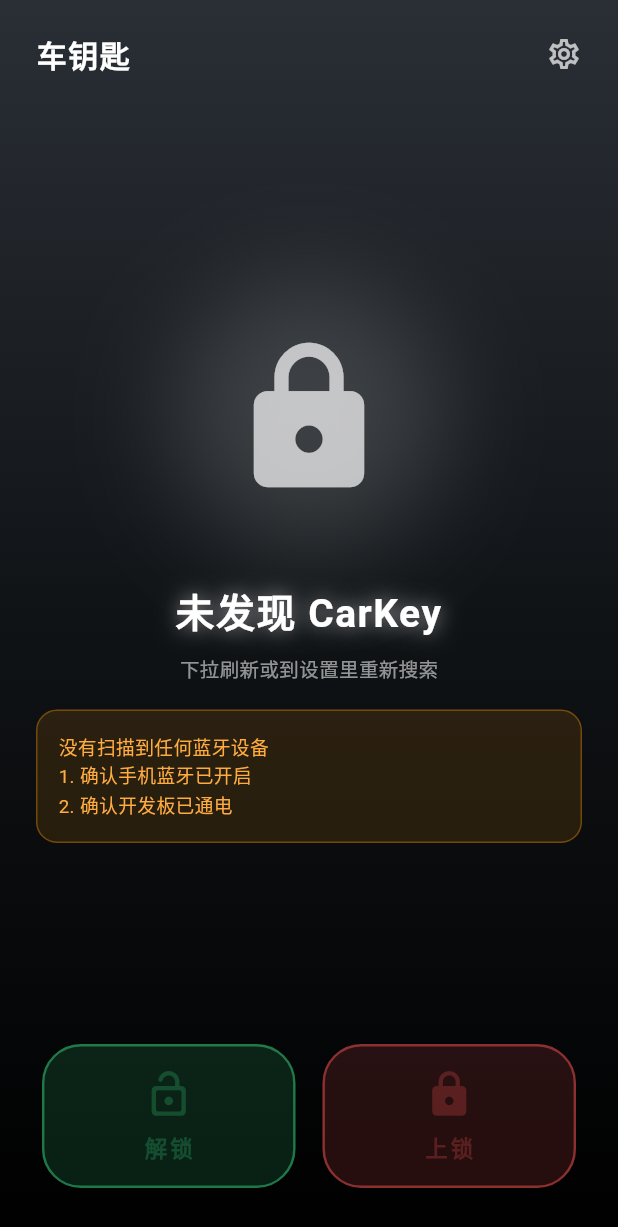
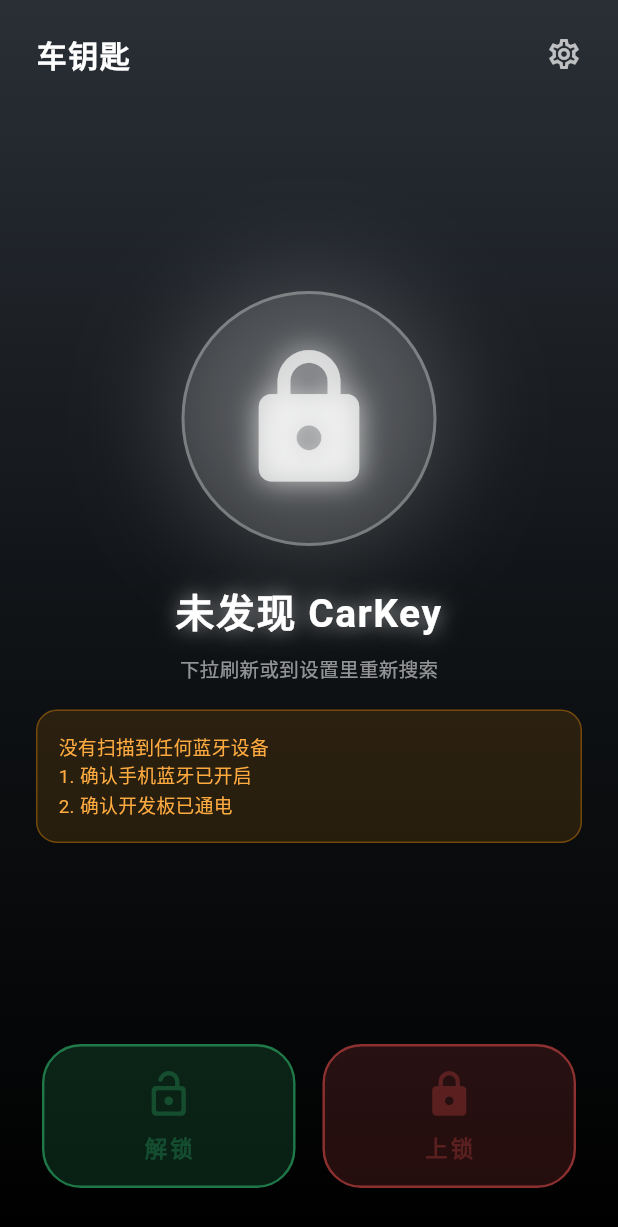
Before and after one commit to sumosir/carkeyapp, a Flutter app: the screen it shows after launch, on a phone screen of 412 x 824 dp. Shown: the top 1227 px of the screen. Run offline on Flutter 3.47's test engine with Material 3 defaults, Android fonts, the phone set to English and light mode, and no system bars; our stand-ins replace flutter_blue_plus, permission_handler, shared_preferences.

Commit message:
上锁/解锁状态与背景联动：上锁红色背景、锁图标旋转缩放切换

```diff
--- a/lib/main.dart
+++ b/lib/main.dart
@@ -77,6 +77,10 @@ class _CarKeyHomePageState extends State<CarKeyHomePage>
   bool _connecting = false;
   int _reconnectAttempts = 0;
   bool _sawTarget = false;
+
+  /// 车辆锁止状态（与蓝牙连接状态解耦）
+  /// 连接成功会自动解锁 → false；手动上锁或断开 → true
+  bool _locked = true;
 
   Timer? _reconnectTimer;
   StreamSubscription<List<ScanResult>>? _scanSubscription;
@@ -208,6 +212,7 @@ class _CarKeyHomePageState extends State<CarKeyHomePage>
         _hint = null;
         _found.clear();
         _sawTarget = false;
+        _locked = true;   // 未连接时车辆处于上锁状态
       });
     }
 
@@ -395,6 +400,7 @@ class _CarKeyHomePageState extends State<CarKeyHomePage>
     if (!mounted) return;
     setState(() {
       _state = ConnState.connected;
+      _locked = false;                    // 连上后固件会自动解锁
       _statusText = '车辆已解锁';
       _hint = _controlChar == null ? '未找到控制特征，手动按钮可能不可用' : null;
     });
@@ -407,6 +413,7 @@ class _CarKeyHomePageState extends State<CarKeyHomePage>
     if (!mounted) return;
     setState(() {
       _state = ConnState.disconnected;
+      _locked = true;                     // 断开后固件会延时上锁
       _statusText = '已断开，车辆上锁';
       _rssi = null;
     });
@@ -459,7 +466,8 @@ class _CarKeyHomePageState extends State<CarKeyHomePage>
       await _controlChar!.write([cmd], withoutResponse: true);
       if (mounted) {
         setState(() {
-          _statusText = cmd == _cmdUnlock ? '已手动解锁' : '已手动上锁';
+          _locked = cmd == _cmdLock;
+          _statusText = _locked ? '车辆已上锁' : '车辆已解锁';
         });
       }
     } catch (e) {
@@ -513,6 +521,7 @@ class _CarKeyHomePageState extends State<CarKeyHomePage>
     } catch (_) {}
     _device = null;
     _controlChar = null;
+    _locked = true;
     _reconnectAttempts = 0;
 
     await _restartScan();
@@ -592,33 +601,28 @@ class _CarKeyHomePageState extends State<CarKeyHomePage>
   // ==================== UI ====================
 
   /// 根据状态返回背景渐变色
+  /// 上锁 = 红色，解锁 = 绿色，搜索/连接 = 蓝色，待机 = 深灰
   List<Color> get _bgColors {
-    switch (_state) {
-      case ConnState.connected:
-        return const [Color(0xFF0E7C5A), Color(0xFF052B22), Color(0xFF000000)];
-      case ConnState.connecting:
-      case ConnState.scanning:
-        return const [Color(0xFF14406E), Color(0xFF071B2E), Color(0xFF000000)];
-      case ConnState.disconnected:
-        return const [Color(0xFF7A1F1F), Color(0xFF2A0A0A), Color(0xFF000000)];
-      default:
-        return const [Color(0xFF2A2F36), Color(0xFF101316), Color(0xFF000000)];
+    if (_state == ConnState.scanning || _state == ConnState.connecting) {
+      return const [Color(0xFF14406E), Color(0xFF071B2E), Color(0xFF000000)];
     }
+    if (_state == ConnState.connected || _state == ConnState.disconnected) {
+      return _locked
+          ? const [Color(0xFFC62828), Color(0xFF4A0B0B), Color(0xFF000000)]
+          : const [Color(0xFF0E7C5A), Color(0xFF052B22), Color(0xFF000000)];
+    }
+    return const [Color(0xFF2A2F36), Color(0xFF101316), Color(0xFF000000)];
   }
 
   /// 主色：解锁绿 / 上锁红 / 过程蓝
   Color get _accent {
-    switch (_state) {
-      case ConnState.connected:
-        return const Color(0xFF3DDC97);
-      case ConnState.scanning:
-      case ConnState.connecting:
-        return const Color(0xFF4EA8FF);
-      case ConnState.disconnected:
-        return const Color(0xFFFF6B6B);
-      default:
-        return Colors.white70;
+    if (_state == ConnState.scanning || _state == ConnState.connecting) {
+      return const Color(0xFF4EA8FF);
     }
+    if (_state == ConnState.connected || _state == ConnState.disconnected) {
+      return _locked ? const Color(0xFFFF5252) : const Color(0xFF3DDC97);
+    }
+    return Colors.white70;
   }
 
   bool get _isConnected => _state == ConnState.connected;
@@ -761,23 +765,32 @@ class _CarKeyHomePageState extends State<CarKeyHomePage>
 
   /// 车锁图标 + 呼吸光晕
   Widget _buildLockVisual() {
-    final busy = _state == ConnState.scanning || _state == ConnState.connecting;
+    final busy = _state == ConnState.scanning ||
+        _state == ConnState.connecting ||
+        _isBusy;
 
     return AnimatedBuilder(
       animation: _pulse,
       builder: (context, child) {
         final t = busy ? _pulse.value : 0.0;
         final scale = 1.0 + t * 0.06;
-        final glow = busy ? 0.25 + t * 0.35 : 0.35;
+        final glow = busy ? 0.25 + t * 0.35 : 0.4;
 
-        return Container(
+        return AnimatedContainer(
+          duration: const Duration(milliseconds: 500),
+          curve: Curves.easeInOut,
           width: 170,
           height: 170,
           decoration: BoxDecoration(
             shape: BoxShape.circle,
+            color: _accent.withValues(alpha: 0.10),
+            border: Border.all(
+              color: _accent.withValues(alpha: 0.30),
+              width: 2,
+            ),
             boxShadow: [
               BoxShadow(
-                color: _accent.withValues(alpha: glow * 0.45),
+                color: _accent.withValues(alpha: glow * 0.5),
                 blurRadius: 60 + t * 40,
                 spreadRadius: 6,
               ),
@@ -792,16 +805,35 @@ class _CarKeyHomePageState extends State<CarKeyHomePage>
         );
       },
       child: AnimatedSwitcher(
-        duration: const Duration(milliseconds: 450),
-        transitionBuilder: (child, animation) => ScaleTransition(
-          scale: CurvedAnimation(parent: animation, curve: Curves.easeOutBack),
-          child: FadeTransition(opacity: animation, child: child),
-        ),
+        duration: const Duration(milliseconds: 550),
+        switchInCurve: Curves.easeOutBack,
+        switchOutCurve: Curves.easeIn,
+        transitionBuilder: (child, animation) {
+          final curved =
+              CurvedAnimation(parent: animation, curve: Curves.easeOutBack);
+          return FadeTransition(
+            opacity: animation,
+            child: ScaleTransition(
+              scale: Tween<double>(begin: 0.45, end: 1.0).animate(curved),
+              child: RotationTransition(
+                // 上锁顺时针、解锁逆时针转进来，动作更有仪式感
+                turns: Tween<double>(
+                  begin: _locked ? 0.14 : -0.14,
+                  end: 0.0,
+                ).animate(curved),
+                child: child,
+              ),
+            ),
+          );
+        },
         child: Icon(
-          _isConnected ? Icons.lock_open_rounded : Icons.lock_rounded,
-          key: ValueKey(_isConnected),
-          size: 110,
+          _locked ? Icons.lock_rounded : Icons.lock_open_rounded,
+          key: ValueKey<bool>(_locked),
+          size: 100,
           color: _accent,
+          shadows: [
+            Shadow(color: _accent.withValues(alpha: 0.7), blurRadius: 24),
+          ],
         ),
       ),
     );
```
